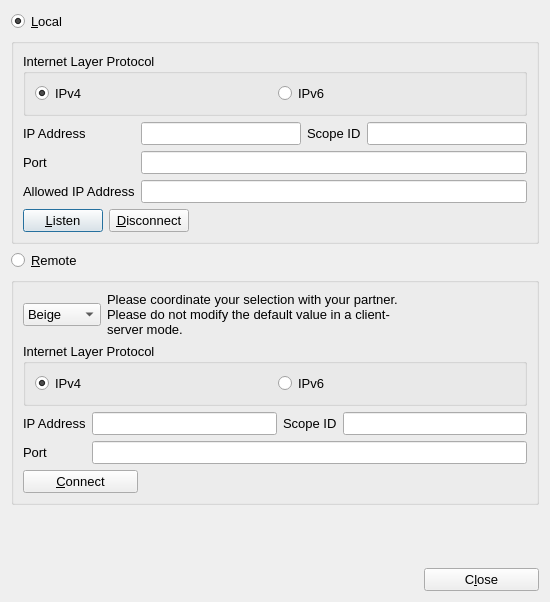
First picture: the form in UI/setupDialog.ui, repository textbrowser/qtchess, before the edit.
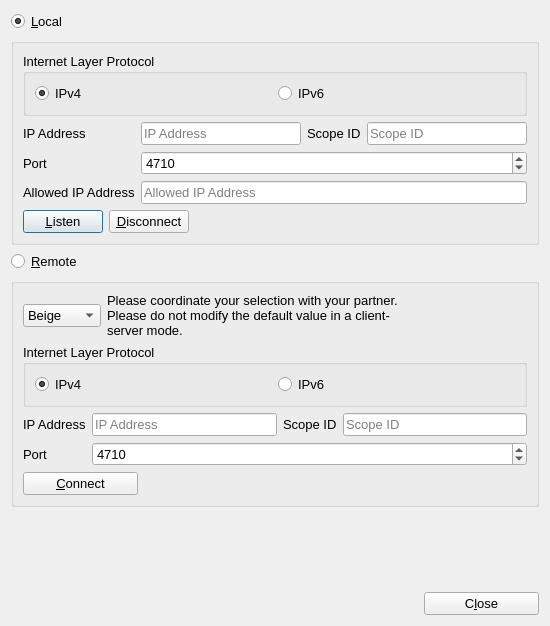
Second picture: the form after the edit. Icons and pictures are not drawn.

Commit message: Replaced port widgets. Text hints.

The edit to the form file:
```diff
--- a/UI/setupDialog.ui
+++ b/UI/setupDialog.ui
@@ -7,7 +7,7 @@
     <x>0</x>
     <y>0</y>
     <width>550</width>
-    <height>602</height>
+    <height>626</height>
    </rect>
   </property>
   <property name="font">
@@ -88,9 +88,6 @@
           </property>
          </widget>
         </item>
-        <item row="1" column="1">
-         <widget class="QLineEdit" name="port"/>
-        </item>
         <item row="0" column="0">
          <widget class="QLabel" name="label">
           <property name="font">
@@ -120,12 +117,19 @@
           <property name="toolTip">
            <string>An empty value will disable the software firewall.</string>
           </property>
+          <property name="placeholderText">
+           <string>Allowed IP Address</string>
+          </property>
          </widget>
         </item>
         <item row="0" column="1">
          <layout class="QHBoxLayout" name="horizontalLayout_3">
           <item>
-           <widget class="QLineEdit" name="host"/>
+           <widget class="QLineEdit" name="host">
+            <property name="placeholderText">
+             <string>IP Address</string>
+            </property>
+           </widget>
           </item>
           <item>
            <widget class="QLabel" name="label_7">
@@ -135,10 +139,24 @@
            </widget>
           </item>
           <item>
-           <widget class="QLineEdit" name="lScopeId"/>
+           <widget class="QLineEdit" name="lScopeId">
+            <property name="placeholderText">
+             <string>Scope ID</string>
+            </property>
+           </widget>
           </item>
          </layout>
         </item>
+        <item row="1" column="1">
+         <widget class="QSpinBox" name="port">
+          <property name="maximum">
+           <number>65535</number>
+          </property>
+          <property name="value">
+           <number>4710</number>
+          </property>
+         </widget>
+        </item>
        </layout>
       </item>
       <item>
@@ -272,9 +290,6 @@
       </item>
       <item>
        <layout class="QGridLayout" name="_3">
-        <item row="1" column="1">
-         <widget class="QLineEdit" name="rport"/>
-        </item>
         <item row="0" column="0">
          <widget class="QLabel" name="label_9">
           <property name="font">
@@ -302,7 +317,11 @@
         <item row="0" column="1">
          <layout class="QHBoxLayout" name="horizontalLayout_4">
           <item>
-           <widget class="QLineEdit" name="rhost"/>
+           <widget class="QLineEdit" name="rhost">
+            <property name="placeholderText">
+             <string>IP Address</string>
+            </property>
+           </widget>
           </item>
           <item>
            <widget class="QLabel" name="label_13">
@@ -312,10 +331,24 @@
            </widget>
           </item>
           <item>
-           <widget class="QLineEdit" name="rScopeId"/>
+           <widget class="QLineEdit" name="rScopeId">
+            <property name="placeholderText">
+             <string>Scope ID</string>
+            </property>
+           </widget>
           </item>
          </layout>
         </item>
+        <item row="1" column="1">
+         <widget class="QSpinBox" name="rport">
+          <property name="maximum">
+           <number>65535</number>
+          </property>
+          <property name="value">
+           <number>4710</number>
+          </property>
+         </widget>
+        </item>
        </layout>
       </item>
       <item>
```
The commit also changes 3 other files.
